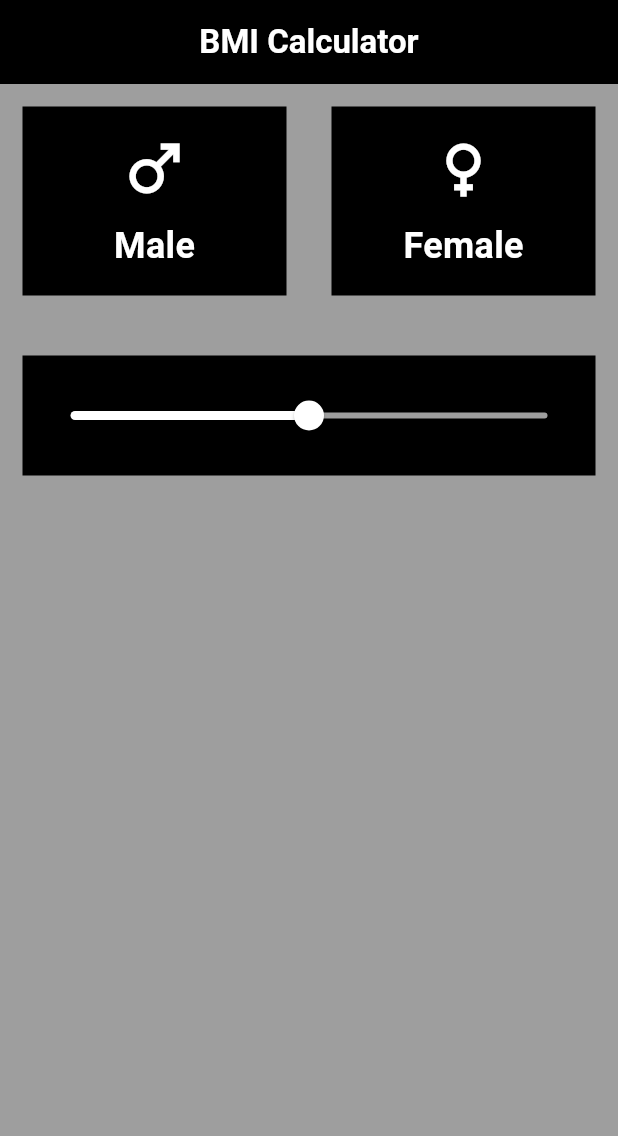
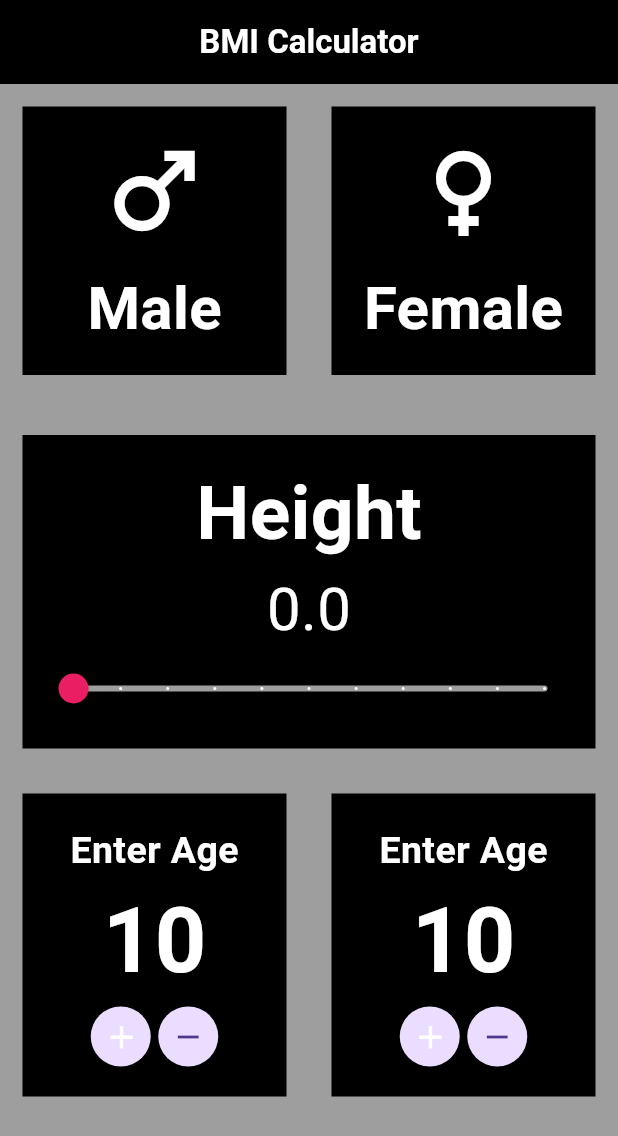
Before and after one commit to EhsanIlyas/bmi_calculator-Flutter, a Flutter app: the screen it shows after launch, on a phone screen of 412 x 824 dp. Shown: the top 1136 px of the screen. Run offline on Flutter 3.47's test engine with Material 3 defaults, Android fonts, the phone set to English and light mode, and no system bars.

Commit message:
BMI Project

```diff
--- a/lib/main.dart
+++ b/lib/main.dart
@@ -24,6 +24,9 @@ class BmiCalculator extends StatefulWidget {
 
 class _BmiCalculatorState extends State<BmiCalculator> {
   double _sliderValue = 0.5; // Initial slider value
+  double weight = 0.0;
+  double weight1 = 70.0;
+  int age = 10;
 
   @override
   Widget build(BuildContext context) {
@@ -47,17 +50,18 @@ class _BmiCalculatorState extends State<BmiCalculator> {
               Expanded(
                 child: Container(
                   margin: EdgeInsets.all(15.0),
-                  padding: EdgeInsets.symmetric(horizontal: 2.5, vertical: 16.0),
+                  padding:
+                      EdgeInsets.symmetric(horizontal: 2.5, vertical: 16.0),
                   color: Colors.black,
                   child: Column(
                     mainAxisAlignment: MainAxisAlignment.center,
                     children: const [
-                      Icon(Icons.male, color: Colors.white, size: 50),
+                      Icon(Icons.male, color: Colors.white, size: 80),
                       SizedBox(height: 10),
                       Text(
                         "Male",
                         style: TextStyle(
-                          fontSize: 24,
+                          fontSize: 40,
                           fontWeight: FontWeight.bold,
                           color: Colors.white,
                         ),
@@ -69,17 +73,18 @@ class _BmiCalculatorState extends State<BmiCalculator> {
               Expanded(
                 child: Container(
                   margin: EdgeInsets.all(15.0),
-                  padding: EdgeInsets.symmetric(horizontal: 2.5, vertical: 16.0),
+                  padding:
+                      EdgeInsets.symmetric(horizontal: 2.5, vertical: 16.0),
                   color: Colors.black,
                   child: Column(
                     mainAxisAlignment: MainAxisAlignment.center,
                     children: const [
-                      Icon(Icons.female, color: Colors.white, size: 50),
+                      Icon(Icons.female, color: Colors.white, size: 80),
                       SizedBox(height: 10),
                       Text(
                         "Female",
                         style: TextStyle(
-                          fontSize: 24,
+                          fontSize: 40,
                           fontWeight: FontWeight.bold,
                           color: Colors.white,
                         ),
@@ -95,18 +100,169 @@ class _BmiCalculatorState extends State<BmiCalculator> {
             color: Colors.black,
             padding: EdgeInsets.symmetric(horizontal: 8.0, vertical: 16.0),
             margin: EdgeInsets.all(15.0),
-            child: Slider(
-              value: _sliderValue,
+            child: Column(
+              children: [
+                Text(
+                  "Height",
+                  style: TextStyle(
+                      fontSize: 50,
+                      color: Colors.white,
+                      fontWeight: FontWeight.bold),
+                ),
+                Text(
+                  "$weight",
+                  style: TextStyle(color: Colors.white,fontSize: 40),
+                ),
+
+                Slider(
+                  value: weight,
                   onChanged: (newValue) {
                     setState(() {
-                  _sliderValue = newValue;
+                      weight = newValue;
                     });
                   },
                   min: 0.0,
-              max: 1.0,
+                  max: 10.0,
+                  divisions: 10,
                   activeColor: Colors.white,
                   inactiveColor: Colors.grey,
+                  thumbColor: Colors.pink,
                 ),
+              ],
+            ),
+
+          ),
+          Row(
+            children: [
+              Expanded(
+                child: Container(
+                  margin: EdgeInsets.all(15.0),
+                  padding:
+                  EdgeInsets.symmetric(horizontal: 20.0, vertical: 20.0),
+                  color: Colors.black,
+                  child: Column(
+                    children: [
+                      Text(
+                        "Enter Age",
+                        style: TextStyle(
+                            fontWeight: FontWeight.bold,
+                            fontSize: 25,
+                            color: Colors.white),
+                      ),
+                      Text(
+                        "$age",
+                        style: TextStyle(color: Colors.white,fontSize: 60,fontWeight: FontWeight.bold),
+                      ),
+                      Row(
+                        mainAxisAlignment: MainAxisAlignment.center,
+                        children: [
+
+                          Center(
+                            child: CircleAvatar(
+
+                              child: IconButton(
+
+                                icon: Icon(Icons.add,color: Colors.white,size: 25,),
+                                onPressed: () {
+                                  setState(() {
+                                    age++;
+                                  });
+                                  print('Age Added');
+                                },
+                              ),
+                            ),
+                          ),
+
+                          SizedBox(
+
+                            width: 5,
+                          ),
+
+                          Center(
+                            child: CircleAvatar(
+                              child: IconButton(
+                                icon: Icon(Icons.remove),
+                                onPressed: () {
+                                  setState(() {
+                                    age--;
+                                  });
+                                  print('Age Added');
+                                },
+                              ),
+                            ),
+                          ),
+
+                        ],
+                      ),
+                    ],
+                  ),
+                ),
+              ),
+              Expanded(
+                child: Container(
+                  margin: EdgeInsets.all(15.0),
+                  padding:
+                      EdgeInsets.symmetric(horizontal: 20.0, vertical: 20.0),
+                  color: Colors.black,
+                  child: Column(
+                    children: [
+                      Text(
+                        "Enter Age",
+                        style: TextStyle(
+                            fontWeight: FontWeight.bold,
+                            fontSize: 25,
+                            color: Colors.white),
+                      ),
+                      Text(
+                        "$age",
+                        style: TextStyle(color: Colors.white,fontSize: 60,fontWeight: FontWeight.bold),
+                      ),
+                      Row(
+                        mainAxisAlignment: MainAxisAlignment.center,
+                        children: [
+
+                           Center(
+                             child: CircleAvatar(
+
+                                child: IconButton(
+
+                                  icon: Icon(Icons.add,color: Colors.white,size: 25,),
+                                  onPressed: () {
+                                    setState(() {
+                                      age++;
+                                    });
+                                    print('Age Added');
+                                  },
+                                ),
+                              ),
+                           ),
+
+                          SizedBox(
+
+                            width: 5,
+                          ),
+
+                             Center(
+                               child: CircleAvatar(
+                                child: IconButton(
+                                  icon: Icon(Icons.remove),
+                                  onPressed: () {
+                                    setState(() {
+                                      age--;
+                                    });
+                                    print('Age Added');
+                                  },
+                                ),
+                                                           ),
+                             ),
+
+                        ],
+                      ),
+                    ],
+                  ),
+                ),
+              ),
+            ],
           ),
         ],
       ),
```
Lines whose indentation alone changed are shown as unchanged.
